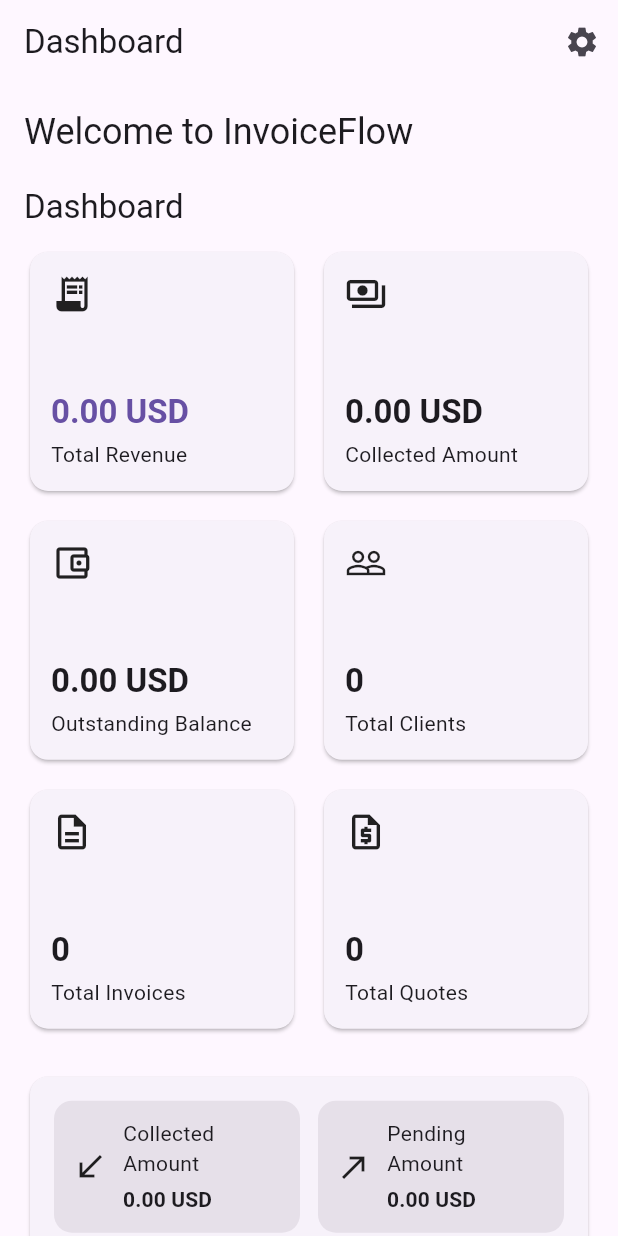
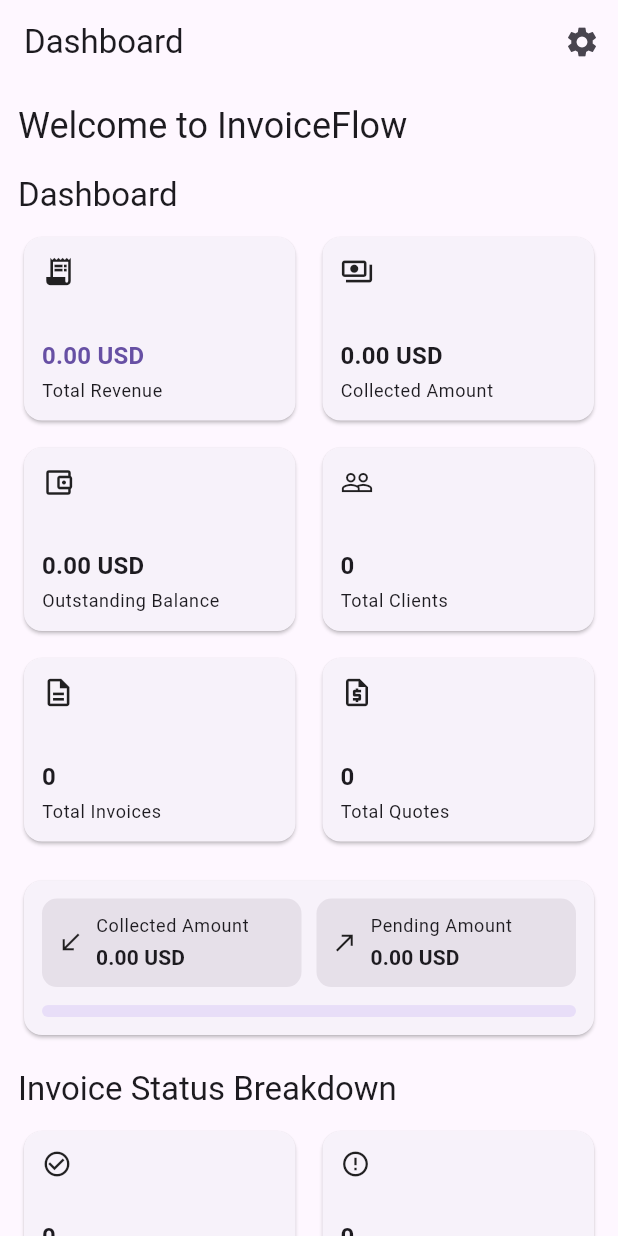
Before and after one commit to Mayyad78/invoiceflow, a Flutter app: the screen it shows after launch, on a phone screen of 412 x 824 dp. Run offline on Flutter 3.47's test engine with Material 3 defaults, Android fonts, the phone set to English and light mode, and no system bars; our stand-ins replace flutter_riverpod, hive, hive_flutter, image_picker, pdf, printing; missing offline and left inert: file_selector; accounts and stored records are empty.

Commit message:
Complete Step 26 application cards UX polish

```diff
--- a/lib/features/dashboard/dashboard_screen.dart
+++ b/lib/features/dashboard/dashboard_screen.dart
@@ -21,24 +21,29 @@
     final appSettings = ref.watch(appSettingsProvider);
     final currency = appSettings.currency;
 
-    final invoices = allDocuments.where((invoice) => invoice.type == 'invoice').toList();
-
-    final quotes = allDocuments.where((invoice) => invoice.type == 'quote').toList();
+    final invoices =
+        allDocuments.where((invoice) => invoice.type == 'invoice').toList();
+    final quotes =
+        allDocuments.where((invoice) => invoice.type == 'quote').toList();
 
     final totalInvoices = invoices.length;
     final totalQuotes = quotes.length;
 
-    final paidInvoices =
-        invoices.where((invoice) => normalizeInvoiceStatus(invoice.status) == 'paid').toList();
+    final paidInvoices = invoices
+        .where((invoice) => normalizeInvoiceStatus(invoice.status) == 'paid')
+        .toList();
 
-    final unpaidInvoices =
-        invoices.where((invoice) => normalizeInvoiceStatus(invoice.status) == 'unpaid').toList();
+    final unpaidInvoices = invoices
+        .where((invoice) => normalizeInvoiceStatus(invoice.status) == 'unpaid')
+        .toList();
 
-    final partialInvoices =
-        invoices.where((invoice) => normalizeInvoiceStatus(invoice.status) == 'partial').toList();
+    final partialInvoices = invoices
+        .where((invoice) => normalizeInvoiceStatus(invoice.status) == 'partial')
+        .toList();
 
-    final draftInvoices =
-        invoices.where((invoice) => normalizeInvoiceStatus(invoice.status) == 'draft').toList();
+    final draftInvoices = invoices
+        .where((invoice) => normalizeInvoiceStatus(invoice.status) == 'draft')
+        .toList();
 
     final totalRevenue = invoices.fold<double>(
       0,
@@ -55,8 +60,9 @@
       (sum, invoice) => sum + invoice.remainingAmount,
     );
 
-    final collectedRatio =
-        totalRevenue <= 0 ? 0.0 : (collectedAmount / totalRevenue).clamp(0.0, 1.0);
+    final collectedRatio = totalRevenue <= 0
+        ? 0.0
+        : (collectedAmount / totalRevenue).clamp(0.0, 1.0);
 
     return Scaffold(
       appBar: AppBar(
@@ -75,25 +81,25 @@
         ],
       ),
       body: ListView(
-        padding: const EdgeInsets.all(16),
+        padding: const EdgeInsets.all(12),
         children: [
           Text(
             t.welcome,
             style: Theme.of(context).textTheme.headlineSmall,
           ),
-          const SizedBox(height: 20),
+          const SizedBox(height: 16),
           Text(
             t.dashboard,
             style: Theme.of(context).textTheme.titleLarge,
           ),
-          const SizedBox(height: 12),
+          const SizedBox(height: 10),
           GridView.count(
             crossAxisCount: 2,
-            crossAxisSpacing: 12,
-            mainAxisSpacing: 12,
+            crossAxisSpacing: 10,
+            mainAxisSpacing: 10,
             shrinkWrap: true,
             physics: const NeverScrollableScrollPhysics(),
-            childAspectRatio: 1.1,
+            childAspectRatio: 1.45,
             children: [
               _SummaryCard(
                 title: t.totalRevenue,
@@ -129,7 +135,7 @@
               ),
             ],
           ),
-          const SizedBox(height: 24),
+          const SizedBox(height: 18),
           _CashFlowCard(
             collectedLabel: t.collectedAmount,
             pendingLabel: t.pendingAmount,
@@ -137,19 +143,19 @@
             pendingValue: '${outstandingBalance.toStringAsFixed(2)} $currency',
             progress: collectedRatio,
           ),
-          const SizedBox(height: 24),
+          const SizedBox(height: 18),
           Text(
             t.invoiceStatusBreakdown,
             style: Theme.of(context).textTheme.titleLarge,
           ),
-          const SizedBox(height: 12),
+          const SizedBox(height: 10),
           GridView.count(
             crossAxisCount: 2,
-            crossAxisSpacing: 12,
-            mainAxisSpacing: 12,
+            crossAxisSpacing: 10,
+            mainAxisSpacing: 10,
             shrinkWrap: true,
             physics: const NeverScrollableScrollPhysics(),
-            childAspectRatio: 1.25,
+            childAspectRatio: 1.55,
             children: [
               _StatusCard(
                 title: t.statusPaid,
@@ -173,24 +179,25 @@
               ),
             ],
           ),
-          const SizedBox(height: 24),
+          const SizedBox(height: 18),
           _WideSummaryCard(
             title: t.pendingAmount,
             value: '${outstandingBalance.toStringAsFixed(2)} $currency',
             icon: Icons.trending_down_outlined,
           ),
-          const SizedBox(height: 24),
+          const SizedBox(height: 18),
           Text(
             t.quickActions,
             style: Theme.of(context).textTheme.titleLarge,
           ),
-          const SizedBox(height: 12),
+          const SizedBox(height: 10),
           GridView.count(
             crossAxisCount: 2,
-            crossAxisSpacing: 12,
-            mainAxisSpacing: 12,
+            crossAxisSpacing: 10,
+            mainAxisSpacing: 10,
             shrinkWrap: true,
             physics: const NeverScrollableScrollPhysics(),
+            childAspectRatio: 1.35,
             children: [
               _DashboardCard(
                 icon: Icons.receipt_long,
@@ -263,7 +270,7 @@
   Widget build(BuildContext context) {
     return Card(
       child: Padding(
-        padding: const EdgeInsets.all(16),
+        padding: const EdgeInsets.all(12),
         child: Column(
           children: [
             Row(
@@ -275,7 +282,7 @@
                     icon: Icons.south_west,
                   ),
                 ),
-                const SizedBox(width: 12),
+                const SizedBox(width: 10),
                 Expanded(
                   child: _FlowMetric(
                     label: pendingLabel,
@@ -285,12 +292,12 @@
                 ),
               ],
             ),
-            const SizedBox(height: 16),
+            const SizedBox(height: 12),
             ClipRRect(
               borderRadius: BorderRadius.circular(999),
               child: LinearProgressIndicator(
                 value: progress,
-                minHeight: 10,
+                minHeight: 8,
               ),
             ),
           ],
@@ -314,26 +321,33 @@
   @override
   Widget build(BuildContext context) {
     return Container(
-      padding: const EdgeInsets.all(12),
+      padding: const EdgeInsets.all(10),
       decoration: BoxDecoration(
         color: Theme.of(context).colorScheme.surfaceContainerHighest,
-        borderRadius: BorderRadius.circular(12),
+        borderRadius: BorderRadius.circular(10),
       ),
       child: Row(
         children: [
-          Icon(icon),
-          const SizedBox(width: 10),
+          Icon(icon, size: 18),
+          const SizedBox(width: 8),
           Expanded(
             child: Column(
               crossAxisAlignment: CrossAxisAlignment.start,
               children: [
-                Text(label),
-                const SizedBox(height: 4),
+                Text(
+                  label,
+                  style: Theme.of(context).textTheme.bodySmall,
+                  maxLines: 1,
+                  overflow: TextOverflow.ellipsis,
+                ),
+                const SizedBox(height: 3),
                 Text(
                   value,
                   style: Theme.of(context).textTheme.titleSmall?.copyWith(
                         fontWeight: FontWeight.w700,
                       ),
+                  maxLines: 2,
+                  overflow: TextOverflow.ellipsis,
                 ),
               ],
             ),
@@ -363,21 +377,28 @@
 
     return Card(
       child: Padding(
-        padding: const EdgeInsets.all(14),
+        padding: const EdgeInsets.all(12),
         child: Column(
           crossAxisAlignment: CrossAxisAlignment.start,
           children: [
-            Icon(icon, size: 28),
+            Icon(icon, size: 22),
             const Spacer(),
             Text(
               value,
-              style: Theme.of(context).textTheme.titleLarge?.copyWith(
+              maxLines: 2,
+              overflow: TextOverflow.ellipsis,
+              style: Theme.of(context).textTheme.titleMedium?.copyWith(
                     fontWeight: FontWeight.w700,
                     color: emphasize ? colorScheme.primary : null,
                   ),
             ),
-            const SizedBox(height: 4),
-            Text(title),
+            const SizedBox(height: 3),
+            Text(
+              title,
+              style: Theme.of(context).textTheme.bodySmall,
+              maxLines: 2,
+              overflow: TextOverflow.ellipsis,
+            ),
           ],
         ),
       ),
@@ -400,20 +421,25 @@
   Widget build(BuildContext context) {
     return Card(
       child: Padding(
-        padding: const EdgeInsets.all(14),
+        padding: const EdgeInsets.all(12),
         child: Column(
           crossAxisAlignment: CrossAxisAlignment.start,
           children: [
-            Icon(icon, size: 26),
+            Icon(icon, size: 20),
             const Spacer(),
             Text(
               value,
-              style: Theme.of(context).textTheme.titleLarge?.copyWith(
+              style: Theme.of(context).textTheme.titleMedium?.copyWith(
                     fontWeight: FontWeight.w700,
                   ),
             ),
-            const SizedBox(height: 4),
-            Text(title),
+            const SizedBox(height: 3),
+            Text(
+              title,
+              style: Theme.of(context).textTheme.bodySmall,
+              maxLines: 2,
+              overflow: TextOverflow.ellipsis,
+            ),
           ],
         ),
       ),
@@ -436,11 +462,18 @@
   Widget build(BuildContext context) {
     return Card(
       child: ListTile(
-        leading: Icon(icon, size: 28),
-        title: Text(title),
+        contentPadding: const EdgeInsets.symmetric(
+          horizontal: 12,
+          vertical: 4,
+        ),
+        leading: Icon(icon, size: 22),
+        title: Text(
+          title,
+          style: Theme.of(context).textTheme.bodyMedium,
+        ),
         subtitle: Text(
           value,
-          style: Theme.of(context).textTheme.titleMedium?.copyWith(
+          style: Theme.of(context).textTheme.titleSmall?.copyWith(
                 fontWeight: FontWeight.w700,
               ),
         ),
@@ -467,15 +500,18 @@
         borderRadius: BorderRadius.circular(12),
         onTap: onTap,
         child: Padding(
-          padding: const EdgeInsets.all(16),
+          padding: const EdgeInsets.all(12),
           child: Column(
             mainAxisAlignment: MainAxisAlignment.center,
             children: [
-              Icon(icon, size: 36),
-              const SizedBox(height: 12),
+              Icon(icon, size: 28),
+              const SizedBox(height: 8),
               Text(
                 title,
                 textAlign: TextAlign.center,
+                style: Theme.of(context).textTheme.bodyMedium,
+                maxLines: 2,
+                overflow: TextOverflow.ellipsis,
               ),
             ],
           ),
```
Also changed, not shown: 1 other file.
